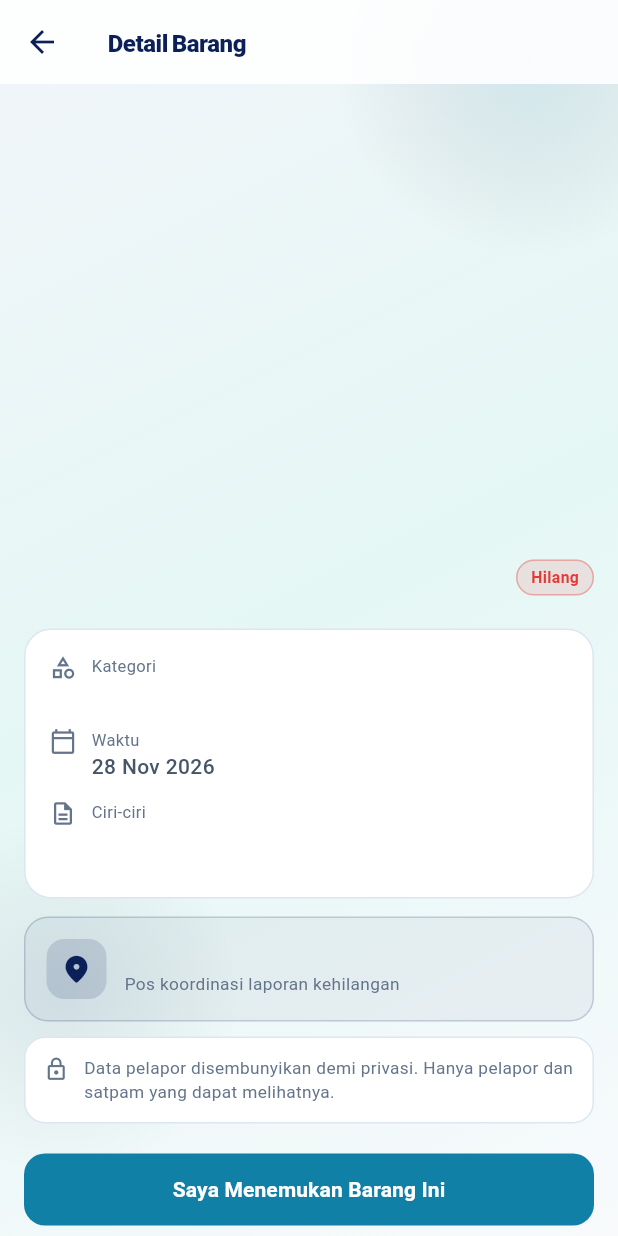
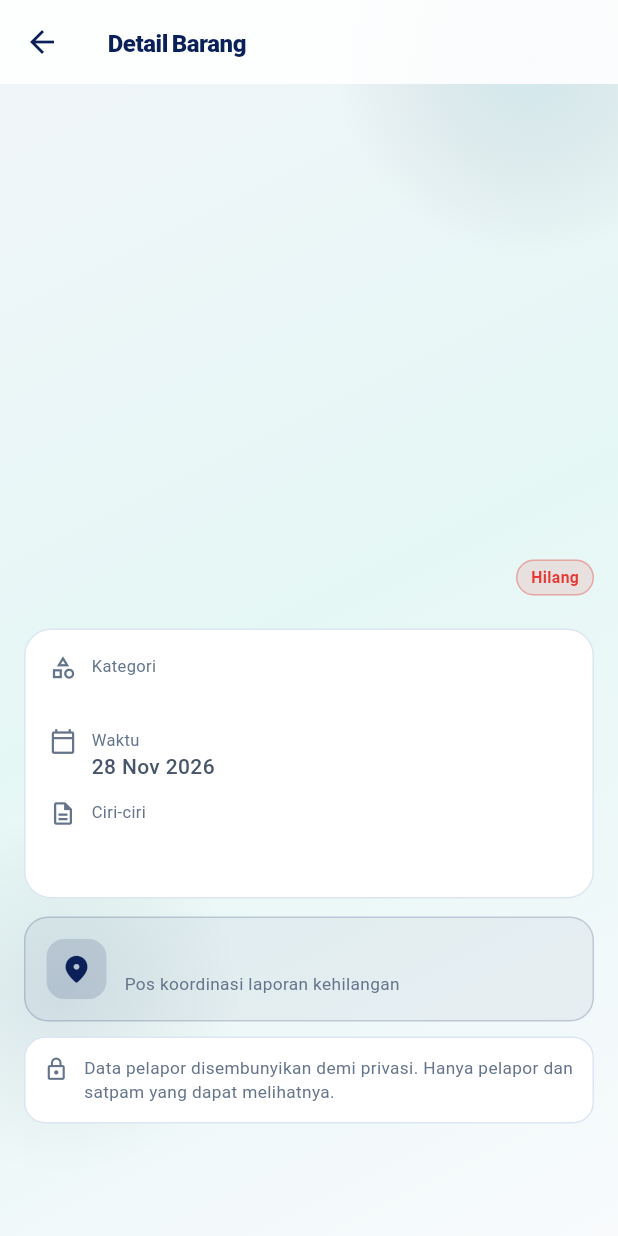
Before and after one commit to syauqiyah/CampusFind, a Flutter app: the PublicDetailScreen screen opened directly with empty values, on a phone screen of 412 x 824 dp. Run offline on Flutter 3.47's test engine with Material 3 defaults, Android fonts, the phone set to English and light mode, and no system bars; our stand-ins replace audioplayers, cloud_firestore, firebase_auth, firebase_core, flutter_local_notifications, google_fonts and 4 more; missing offline and left inert: mobile_scanner; accounts and stored records are empty.

Commit message:
hapus tombol temukan di detail hilang

```diff
--- a/lib/student_screens.dart
+++ b/lib/student_screens.dart
@@ -1824,15 +1824,7 @@ class PublicDetailScreen extends StatelessWidget {
                     () => Navigator.push(
                     context,
                     MaterialPageRoute(
-                        builder: (_) => ClaimScreen(r))))
-          else
-            PrimaryButton(
-                'Saya Menemukan Barang Ini',
-                    () => Navigator.push(
-                    context,
-                    MaterialPageRoute(
-                        builder: (_) =>
-                            ReportFormScreen(found: true, prefill: r)))),
+                        builder: (_) => ClaimScreen(r)))),
         ]);
       },
     ),
```
